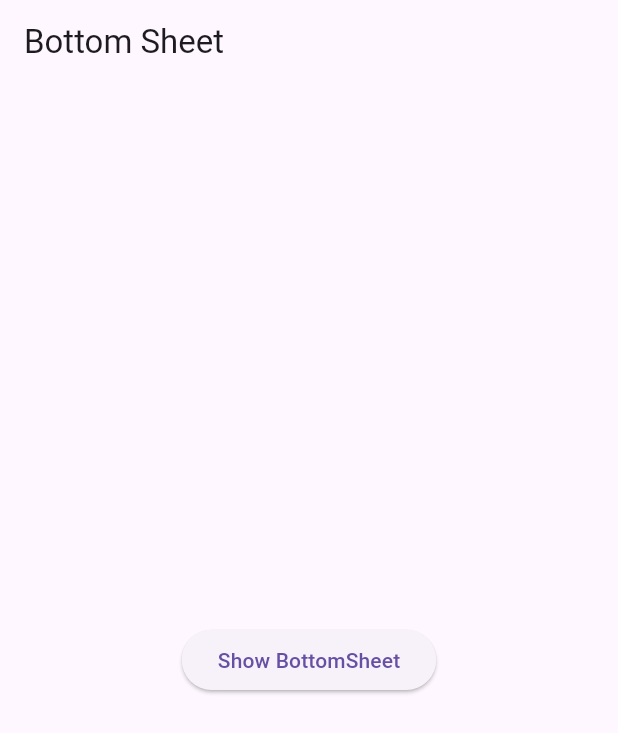
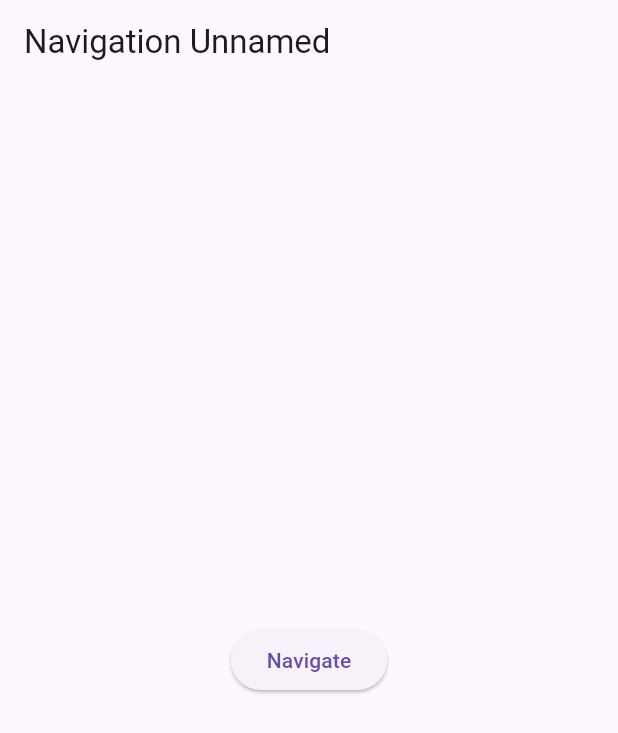
Before and after one commit to ChandanGupta31/get_x, a Flutter app: the screen it shows after launch, on a phone screen of 412 x 824 dp. Shown: the top 733 px of the screen. Run offline on Flutter 3.47's test engine with Material 3 defaults, Android fonts, the phone set to English and light mode, and no system bars; our stand-ins replace get.

Commit message:
Navigation Unnamed

```diff
--- /dev/null
+++ b/lib/get_x/4_route_navigation_unnamed.dart
@@ -0,0 +1,58 @@
+import 'package:flutter/material.dart';
+import 'package:get/get.dart';
+import 'package:get_x/get_x/1_snack_bar.dart';
+import 'package:get_x/get_x/3_bottom_sheed_and_dynamic_view.dart';
+
+class RouteNavigationUnnamedScreen extends StatelessWidget {
+  const RouteNavigationUnnamedScreen({super.key});
+
+  @override
+  Widget build(BuildContext context) {
+    return Scaffold(
+      appBar: AppBar(
+        title: Text('Navigation Unnamed'),
+      ),
+      body: Center(
+        child: ElevatedButton(
+          child: Text('Navigate'),
+          onPressed: () async {
+            Get.to(
+              BottomSheetAndDynamicViewScreen(),
+
+              // To show the screen as dialog
+              fullscreenDialog: true,
+
+              // TO provide animation/transition
+              transition: Transition.downToUp,
+
+              // duration of transition
+              duration: Duration(
+                seconds: 2,
+              ),
+
+              // Curve Animation
+              curve: Curves.easeInCirc,
+            );
+
+            // Other methods of get to navigate to the new screen
+
+            // Go to other screen and not to comeback
+            Get.off(BottomSheetAndDynamicViewScreen());
+
+            // Go to new screen and clear all the previous screens
+            Get.offAll(BottomSheetAndDynamicViewScreen());
+
+            // Go the the new screen with argument
+            Get.to(BottomSheetAndDynamicViewScreen(), arguments: "Data from Navigation");   // to access this argument use Get.arguments
+
+            // To get data back from the navigated screen
+            // The navigated screen uses Get.back() function with result attribute to send back the data
+            var data = await Get.to(BottomSheetAndDynamicViewScreen());
+            print(data);
+          },
+
+        ),
+      ),
+    );
+  }
+}
--- a/lib/main.dart
+++ b/lib/main.dart
@@ -3,10 +3,12 @@ import 'package:get/get.dart';
 import 'package:get_x/get_x/1_snack_bar.dart';
 import 'package:get_x/get_x/2_show_dialog.dart';
 import 'package:get_x/get_x/3_bottom_sheed_and_dynamic_view.dart';
+import 'package:get_x/get_x/4_route_navigation_unnamed.dart';
 
 void main() {
   runApp(GetMaterialApp(
     debugShowCheckedModeBanner: false,
-    home: BottomSheetAndDynamicViewScreen(),
+
+    home: RouteNavigationUnnamedScreen(),
   ));
 }
```
